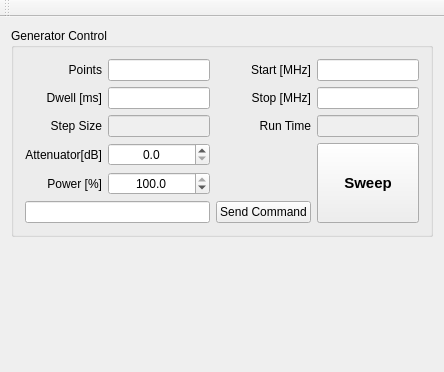
Before: the Qt Designer form mainwindow.ui in TripletESR/DNP100GHz, drawn with Qt 5; both pictures show x 0 to 444 and y 0 to 372 of the 444 by 643 pixel window.
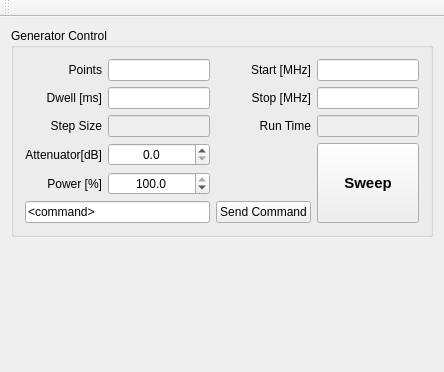
After: the same form once the commit is applied. Custom widgets are drawn as their Qt base class.

What changed in the file:
```diff
--- a/mainwindow.ui
+++ b/mainwindow.ui
@@ -141,7 +141,11 @@
         </widget>
        </item>
        <item row="7" column="0" colspan="2">
-        <widget class="QLineEdit" name="lineEdit"/>
+        <widget class="QLineEdit" name="lineEdit">
+         <property name="text">
+          <string>&lt;command&gt;</string>
+         </property>
+        </widget>
        </item>
        <item row="5" column="0">
         <widget class="QLabel" name="label_5">
```
